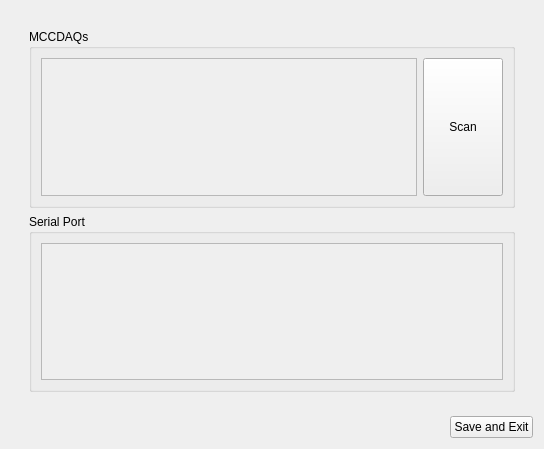
Before: the Qt Designer form src/L4/ui/daqmanagerfactory.ui in vedangnaik/Carina-mirror, drawn with Qt 5.
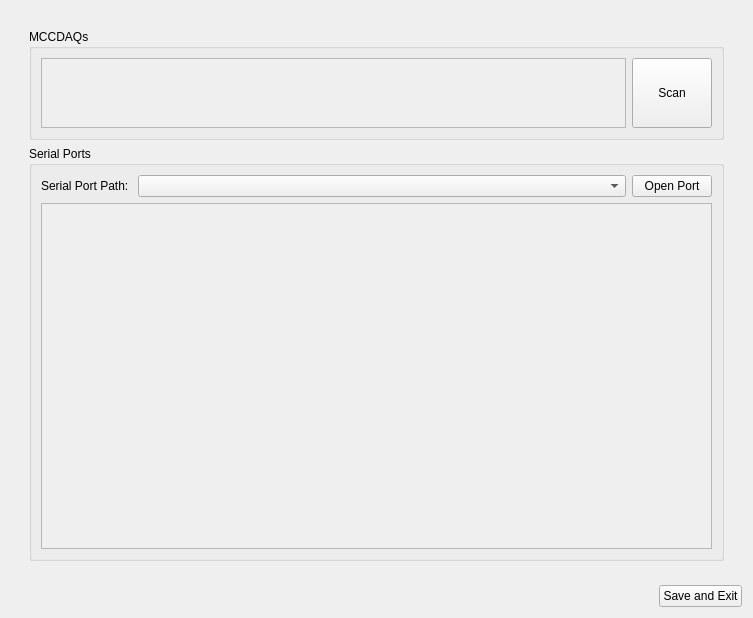
After: the same form once the commit is applied.

Commit message: Added nice UI for serial ports, removed pesky cpp17 only bit from process gateway

The edit to the form file:
```diff
--- a/src/L4/ui/daqmanagerfactory.ui
+++ b/src/L4/ui/daqmanagerfactory.ui
@@ -6,8 +6,8 @@
    <rect>
     <x>0</x>
     <y>0</y>
-    <width>544</width>
-    <height>449</height>
+    <width>753</width>
+    <height>618</height>
    </rect>
   </property>
   <property name="sizePolicy">
@@ -50,8 +50,8 @@
             <rect>
              <x>0</x>
              <y>0</y>
-             <width>506</width>
-             <height>378</height>
+             <width>715</width>
+             <height>547</height>
             </rect>
            </property>
            <layout class="QVBoxLayout" name="verticalLayout">
@@ -79,14 +79,27 @@
                      <rect>
                       <x>0</x>
                       <y>0</y>
-                      <width>374</width>
-                      <height>129</height>
+                      <width>583</width>
+                      <height>68</height>
                      </rect>
                     </property>
-                    <layout class="QHBoxLayout" name="horizontalLayout_4">
+                    <layout class="QVBoxLayout" name="verticalLayout_6">
                      <item>
                       <layout class="QVBoxLayout" name="MCCDAQDevicesLayout"/>
                      </item>
+                     <item>
+                      <spacer name="verticalSpacer_2">
+                       <property name="orientation">
+                        <enum>Qt::Vertical</enum>
+                       </property>
+                       <property name="sizeHint" stdset="0">
+                        <size>
+                         <width>20</width>
+                         <height>40</height>
+                        </size>
+                       </property>
+                      </spacer>
+                     </item>
                     </layout>
                    </widget>
                   </widget>
@@ -115,13 +128,46 @@
             <item>
              <widget class="QGroupBox" name="SerialPortGroupBox">
               <property name="title">
-               <string>Serial Port</string>
+               <string>Serial Ports</string>
               </property>
+              <layout class="QHBoxLayout" name="horizontalLayout_7">
+               <item>
+                <layout class="QVBoxLayout" name="verticalLayout_4">
+                 <item>
               <layout class="QHBoxLayout" name="horizontalLayout_6">
                <item>
+                    <widget class="QLabel" name="label">
+                     <property name="text">
+                      <string>Serial Port Path: </string>
+                     </property>
+                    </widget>
+                   </item>
+                   <item>
+                    <widget class="QComboBox" name="availableTTYsComboBox">
+                     <property name="sizePolicy">
+                      <sizepolicy hsizetype="Expanding" vsizetype="Fixed">
+                       <horstretch>0</horstretch>
+                       <verstretch>0</verstretch>
+                      </sizepolicy>
+                     </property>
+                    </widget>
+                   </item>
+                   <item>
+                    <widget class="QPushButton" name="serialportOpenButton">
+                     <property name="focusPolicy">
+                      <enum>Qt::NoFocus</enum>
+                     </property>
+                     <property name="text">
+                      <string>Open Port</string>
+                     </property>
+                    </widget>
+                   </item>
+                  </layout>
+                 </item>
+                 <item>
                 <widget class="QScrollArea" name="scrollArea_3">
                  <property name="sizePolicy">
-                  <sizepolicy hsizetype="Expanding" vsizetype="Preferred">
+                    <sizepolicy hsizetype="Expanding" vsizetype="Expanding">
                    <horstretch>0</horstretch>
                    <verstretch>0</verstretch>
                   </sizepolicy>
@@ -134,12 +180,35 @@
                    <rect>
                     <x>0</x>
                     <y>0</y>
-                    <width>462</width>
-                    <height>131</height>
-                   </rect>
-                  </property>
-                 </widget>
-                </widget>
+                      <width>669</width>
+                      <height>326</height>
+                     </rect>
+                    </property>
+                    <layout class="QVBoxLayout" name="verticalLayout_5">
+                     <item>
+                      <layout class="QVBoxLayout" name="SerialportDevicesLayout"/>
+                     </item>
+                     <item>
+                      <spacer name="verticalSpacer">
+                       <property name="orientation">
+                        <enum>Qt::Vertical</enum>
+                       </property>
+                       <property name="sizeType">
+                        <enum>QSizePolicy::Expanding</enum>
+                       </property>
+                       <property name="sizeHint" stdset="0">
+                        <size>
+                         <width>20</width>
+                         <height>40</height>
+                        </size>
+                       </property>
+                      </spacer>
+                     </item>
+                    </layout>
+                   </widget>
+                  </widget>
+                 </item>
+                </layout>
                </item>
               </layout>
              </widget>
```
Lines whose indentation alone changed are shown as unchanged. The commit also changes 3 other files.
